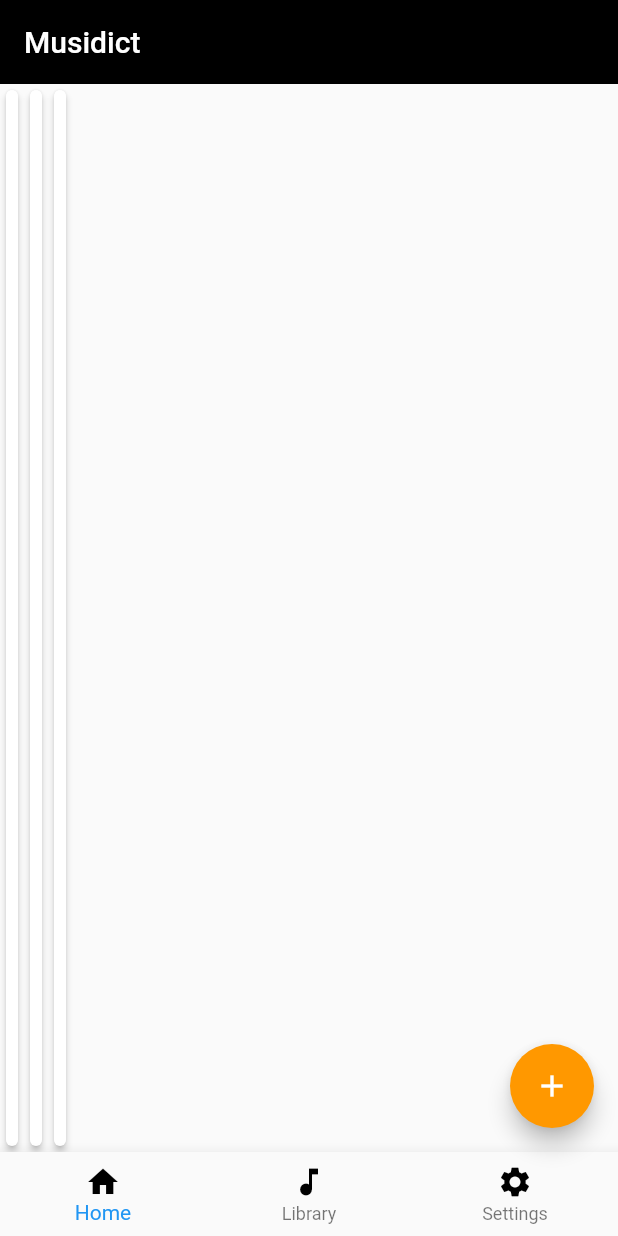
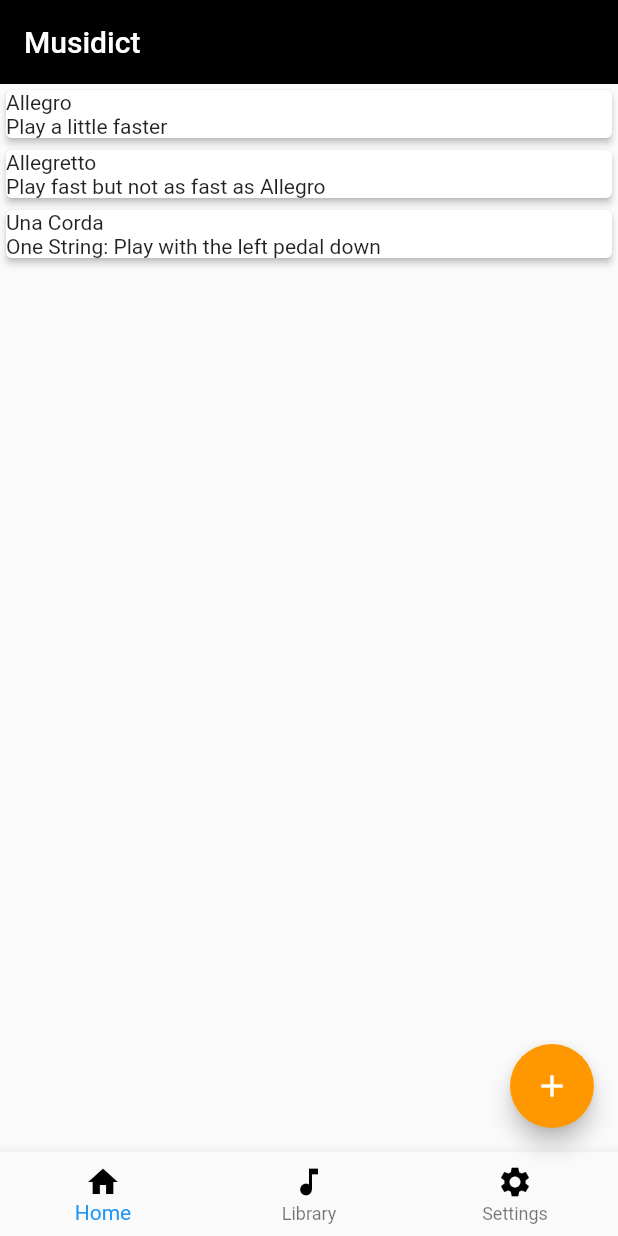
Before and after one commit to itcodehery/Flutter-CodeMaiden, a Flutter app: the screen it shows after launch, on a phone screen of 412 x 824 dp. Run offline on Flutter 3.47's test engine with Material 2 defaults, Android fonts, the phone set to English and light mode, and no system bars.

Commit message:
Watered down the card code, changes to be done

```diff
--- a/musidict/lib/main.dart
+++ b/musidict/lib/main.dart
@@ -18,11 +18,11 @@
     return Card(
         elevation: 2,
         child: Column(
+          crossAxisAlignment: CrossAxisAlignment.start,
+          mainAxisAlignment: MainAxisAlignment.spaceEvenly,
           children: [
-            Card(
-              child: Row(children: [Text(titleText), Text(subtitleText)],
-              )
-            ),
+            Text(titletext),
+            Text(subtitletext)
           ],
         )
       );
@@ -71,11 +71,11 @@
           label: 'Settings'),
 
       ]),
-      body: Row(
-        children: [
-          createCard('Allegro', 'Play fast'),
-          createCard('Allegretto','Play fast but not as fast as Allegro'),
-          createCard('Forte','Play loudly'),
+      body: ListView(
+        children: <Widget>[
+            createCard("Allegro", "Play a little faster"),
+            createCard("Allegretto", "Play fast but not as fast as Allegro"),
+            createCard("Una Corda", "One String: Play with the left pedal down"),
         ],
       )
     )
```
